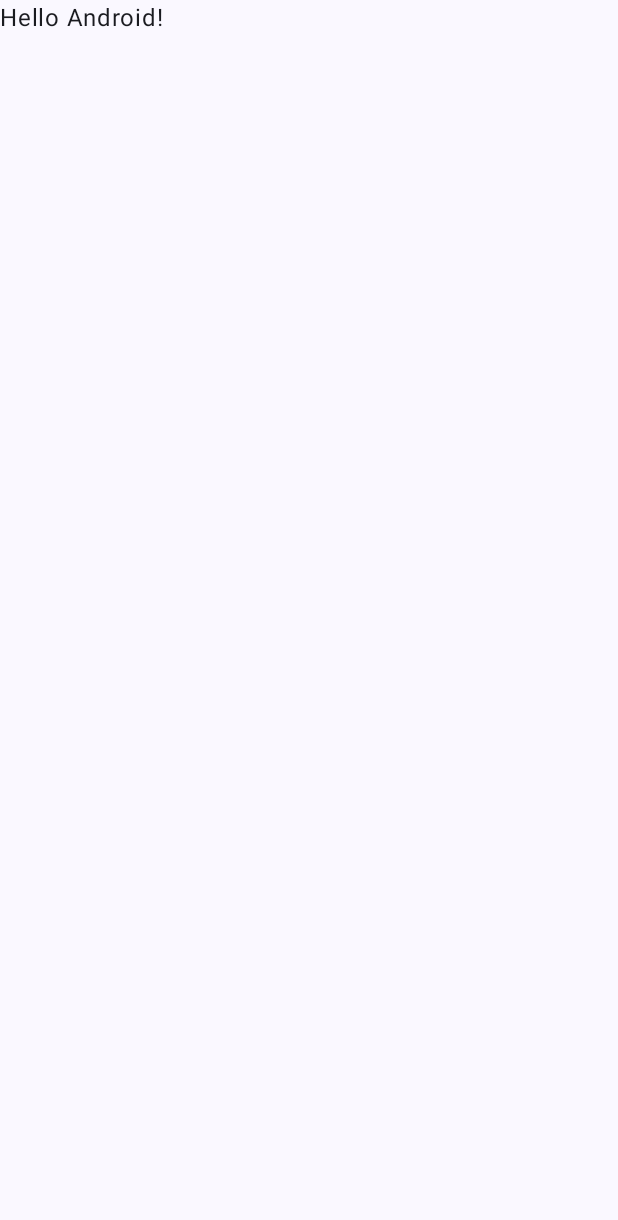
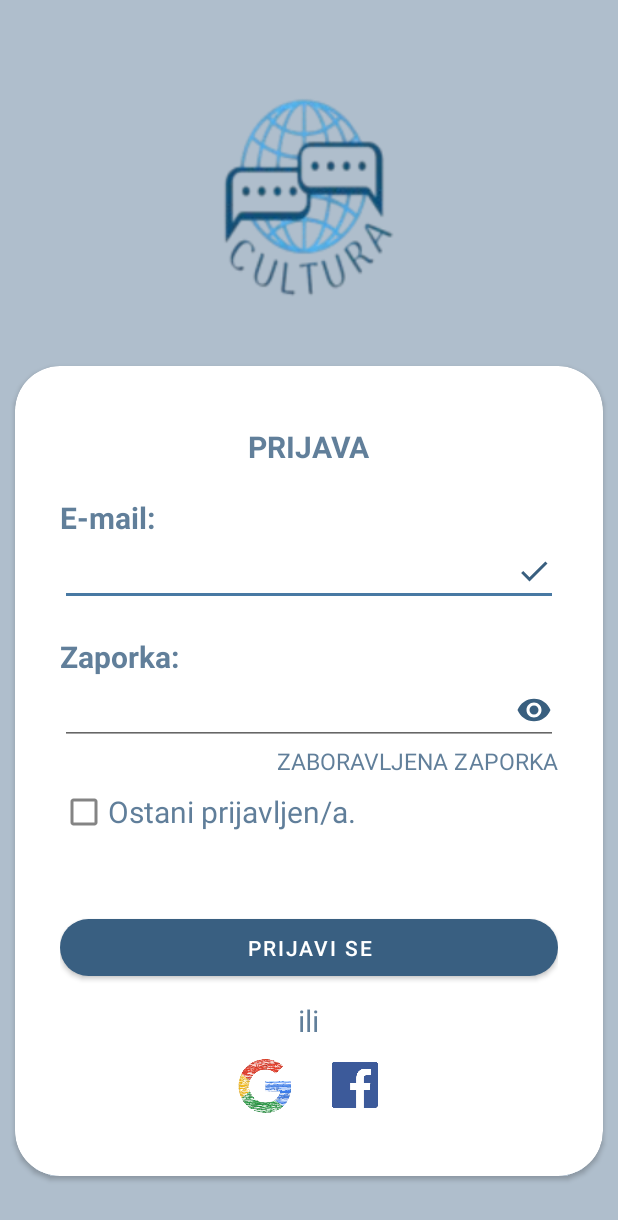
Before and after one commit to Pana34/UPI, an Android app built with Jetpack Compose: the screen it shows after launch (MainActivity), on a phone screen of 412 x 824 dp. Before the commit the part shown is almost empty. Shown: the top 1220 px of the screen. Run offline under Robolectric (Android 15) with nearby library versions, the phone set to English and light mode, and no system bars.

Commit message:
Login- prva verzija

```diff
--- a/app/build.gradle.kts
+++ b/app/build.gradle.kts
@@ -49,6 +49,7 @@ dependencies {
     implementation(libs.androidx.ui.graphics)
     implementation(libs.androidx.ui.tooling.preview)
     implementation(libs.androidx.material3)
+    implementation(libs.androidx.constraintlayout)
     testImplementation(libs.junit)
     androidTestImplementation(libs.androidx.junit)
     androidTestImplementation(libs.androidx.espresso.core)
@@ -56,4 +57,5 @@ dependencies {
     androidTestImplementation(libs.androidx.ui.test.junit4)
     debugImplementation(libs.androidx.ui.tooling)
     debugImplementation(libs.androidx.ui.test.manifest)
+    implementation("com.google.android.material:material:1.11.0")
 }
--- a/app/src/main/java/com/example/cultura/MainActivity.kt
+++ b/app/src/main/java/com/example/cultura/MainActivity.kt
@@ -12,36 +12,23 @@ import androidx.compose.runtime.Composable
 import androidx.compose.ui.Modifier
 import androidx.compose.ui.tooling.preview.Preview
 import com.example.cultura.ui.theme.CulturaTheme
+import androidx.core.content.ContextCompat
+import androidx.core.view.WindowInsetsControllerCompat
 
 class MainActivity : ComponentActivity() {
     override fun onCreate(savedInstanceState: Bundle?) {
         super.onCreate(savedInstanceState)
+        setContentView(R.layout.activity_main)
         enableEdgeToEdge()
-        setContent {
-            CulturaTheme {
-                Scaffold(modifier = Modifier.fillMaxSize()) { innerPadding ->
-                    Greeting(
-                        name = "Android",
-                        modifier = Modifier.padding(innerPadding)
-                    )
-                }
-            }
-        }
     }
 }
 
-@Composable
-fun Greeting(name: String, modifier: Modifier = Modifier) {
-    Text(
-        text = "Hello $name!",
-        modifier = modifier
-    )
-}
+
 
 @Preview(showBackground = true)
 @Composable
 fun GreetingPreview() {
     CulturaTheme {
-        Greeting("Android")
+
     }
 }
--- /dev/null
+++ b/app/src/main/res/drawable/lozinkaikona.xml
@@ -0,0 +1,5 @@
+<vector xmlns:android="http://schemas.android.com/apk/res/android" android:height="24dp" android:tint="#395F7F" android:viewportHeight="24" android:viewportWidth="24" android:width="24dp">
+
+    <path android:fillColor="@android:color/white" android:pathData="M12,4.5C7,4.5 2.73,7.61 1,12c1.73,4.39 6,7.5 11,7.5s9.27,-3.11 11,-7.5c-1.73,-4.39 -6,-7.5 -11,-7.5zM12,17c-2.76,0 -5,-2.24 -5,-5s2.24,-5 5,-5 5,2.24 5,5 -2.24,5 -5,5zM12,9c-1.66,0 -3,1.34 -3,3s1.34,3 3,3 3,-1.34 3,-3 -1.34,-3 -3,-3z"/>
+
+</vector>
--- /dev/null
+++ b/app/src/main/res/drawable/mailikona.xml
@@ -0,0 +1,5 @@
+<vector xmlns:android="http://schemas.android.com/apk/res/android" android:height="24dp" android:tint="#395F7F" android:viewportHeight="24" android:viewportWidth="24" android:width="24dp">
+
+    <path android:fillColor="@android:color/white" android:pathData="M9,16.17L4.83,12l-1.42,1.41L9,19 21,7l-1.41,-1.41z"/>
+
+</vector>
--- /dev/null
+++ b/app/src/main/res/drawable/prijavaikona.xml
@@ -0,0 +1,5 @@
+<vector xmlns:android="http://schemas.android.com/apk/res/android" android:autoMirrored="true" android:height="24dp" android:tint="#FDFDFD" android:viewportHeight="24" android:viewportWidth="24" android:width="24dp">
+
+    <path android:fillColor="@android:color/white" android:pathData="M8.59,16.59L13.17,12 8.59,7.41 10,6l6,6 -6,6 -1.41,-1.41z"/>
+
+</vector>
--- /dev/null
+++ b/app/src/main/res/layout/activity_main.xml
@@ -0,0 +1,173 @@
+<?xml version="1.0" encoding="utf-8"?>
+
+<RelativeLayout xmlns:android="http://schemas.android.com/apk/res/android"
+    android:layout_width="match_parent"
+    android:layout_height="match_parent"
+    xmlns:app="http://schemas.android.com/apk/res-auto"
+    android:orientation="horizontal">
+
+    <RelativeLayout
+        android:layout_width="match_parent"
+        android:layout_height="match_parent"
+        android:alpha="0.4"
+        android:background="@color/primarna_boja" />
+
+    <ImageView
+        android:layout_width="250dp"
+        android:layout_height="250dp"
+        android:src="@drawable/logo"
+        android:layout_alignParentTop="true"
+        android:layout_centerHorizontal="true"
+        android:layout_marginTop="7dp" />
+
+    <TextView
+        android:layout_width="wrap_content"
+        android:layout_height="wrap_content"
+        android:text="Dobrodošli!"
+        android:textColor="@color/primarna_boja"
+        android:textSize="35sp"
+        android:textStyle="bold"
+        android:layout_marginTop="240dp"
+        android:layout_centerHorizontal="true" />
+
+    <androidx.cardview.widget.CardView
+        android:layout_width="match_parent"
+        android:layout_height="wrap_content"
+        android:layout_alignParentBottom= "true"
+        app:cardCornerRadius="30dp"
+        android:layout_marginBottom="40dp"
+        android:layout_marginLeft="10dp"
+        android:layout_marginRight="10dp">
+
+        <LinearLayout
+            android:layout_width="match_parent"
+            android:layout_height="wrap_content"
+            android:orientation="vertical"
+            android:padding="30dp">
+
+            <View
+                android:layout_width="wrap_content"
+                android:layout_height="10dp"/>
+
+            <TextView
+                android:layout_width="wrap_content"
+                android:layout_height="wrap_content"
+                android:text="PRIJAVA"
+                android:alpha="0.8"
+                android:textColor="@color/primarna_boja"
+                android:textSize="20sp"
+                android:textStyle="bold"
+                android:layout_gravity="center"/>
+
+            <View
+                android:layout_width="wrap_content"
+                android:layout_height="20dp"/>
+
+            <TextView
+                android:layout_width="wrap_content"
+                android:layout_height="wrap_content"
+                android:text="E-mail:"
+                android:alpha="0.8"
+                android:textColor="@color/primarna_boja"
+                android:textSize="20sp"
+                android:textStyle="bold"/>
+
+            <EditText
+                android:layout_width="match_parent"
+                android:layout_height="wrap_content"
+                android:inputType="textEmailAddress"
+                android:drawableEnd="@drawable/mailikona"/>
+
+            <View
+                android:layout_width="wrap_content"
+                android:layout_height="20dp"/>
+
+            <TextView
+                android:layout_width="wrap_content"
+                android:layout_height="wrap_content"
+                android:text="Zaporka:"
+                android:alpha="0.8"
+                android:textColor="@color/primarna_boja"
+                android:textSize="20sp"
+                android:textStyle="bold"/>
+
+            <EditText
+                android:layout_width="match_parent"
+                android:layout_height="wrap_content"
+                android:inputType="textPassword"
+                android:drawableEnd="@drawable/lozinkaikona"/>
+
+            <RelativeLayout
+                android:layout_width="match_parent"
+                android:layout_height="wrap_content">
+
+                <CheckBox
+                    android:layout_width="wrap_content"
+                    android:layout_height="wrap_content"
+                    android:text="Ostani prijavljen/a."
+                    android:textSize="20sp"
+                    android:textColor="@color/primarna_boja"
+                    android:layout_centerVertical="true"
+                    android:alpha="0.8" />
+
+                <View
+                    android:layout_width="wrap_content"
+                    android:layout_height="90dp"/>
+
+                <TextView
+                    android:layout_width="wrap_content"
+                    android:layout_height="wrap_content"
+                    android:text="ZABORAVLJENA ZAPORKA"
+                    android:layout_alignParentEnd="true"
+                    android:textSize="15sp"
+                    android:textColor="@color/primarna_boja"
+                    android:alpha="0.8" />
+            </RelativeLayout>
+
+            <View
+                android:layout_width="wrap_content"
+                android:layout_height="20dp"/>
+
+            <com.google.android.material.button.MaterialButton
+                android:layout_width="match_parent"
+                android:layout_height="50dp"
+                android:text="PRIJAVI SE"
+                app:cornerRadius="30dp" />
+
+            <View
+                android:layout_width="wrap_content"
+                android:layout_height="10dp"/>
+
+            <TextView
+                android:layout_width="wrap_content"
+                android:layout_height="wrap_content"
+                android:text="ili"
+                android:alpha="0.8"
+                android:textColor="@color/primarna_boja"
+                android:textSize="20sp"
+                android:layout_gravity="center"/>
+
+            <LinearLayout
+                android:layout_width="match_parent"
+                android:layout_height="wrap_content"
+                android:orientation="horizontal"
+                android:gravity="center">
+
+                <ImageView
+                    android:layout_width="40dp"
+                    android:layout_height="40dp"
+                    android:layout_margin="10dp"
+                    android:background="@drawable/googleikona"/>
+
+                <ImageView
+                    android:layout_width="40dp"
+                    android:layout_height="40dp"
+                    android:layout_margin="10dp"
+                    android:background="@drawable/fblogo"/>
+
+            </LinearLayout>
+
+        </LinearLayout>
+    </androidx.cardview.widget.CardView>
+
+</RelativeLayout>
--- a/app/src/main/res/values/colors.xml
+++ b/app/src/main/res/values/colors.xml
@@ -7,4 +7,7 @@
     <color name="teal_700">#FF018786</color>
     <color name="black">#FF000000</color>
     <color name="white">#FFFFFFFF</color>
+
+    <color name="primarna_boja">#395F81</color>
+    <color name="sekundarna_boja">#4879A3</color>
 </resources>
--- a/app/src/main/res/values/themes.xml
+++ b/app/src/main/res/values/themes.xml
@@ -1,5 +1,18 @@
 <?xml version="1.0" encoding="utf-8"?>
 <resources>
 
-    <style name="Theme.Cultura" parent="android:Theme.Material.Light.NoActionBar" />
+    <style name="Theme.Cultura" parent="Theme.MaterialComponents.DayNight.NoActionBar">
+
+        <item name="colorPrimary">@color/primarna_boja</item>
+        <item name="colorPrimaryVariant">@color/primarna_boja</item>
+        <item name="colorOnPrimary">@color/white</item>
+
+        <item name="colorSecondary">@color/sekundarna_boja</item>
+        <item name="colorSecondaryVariant">@color/sekundarna_boja</item>
+        <item name="colorOnSecondary">@color/white</item>
+
+        <item name="android:statusBarColor" >@color/primarna_boja</item>
+
+    </style>
+
 </resources>
--- a/gradle/libs.versions.toml
+++ b/gradle/libs.versions.toml
@@ -8,6 +8,7 @@ espressoCore = "3.5.1"
 lifecycleRuntimeKtx = "2.6.1"
 activityCompose = "1.8.0"
 composeBom = "2024.09.00"
+constraintlayout = "2.2.1"
 
 [libraries]
 androidx-core-ktx = { group = "androidx.core", name = "core-ktx", version.ref = "coreKtx" }
@@ -24,6 +25,7 @@ androidx-ui-tooling-preview = { group = "androidx.compose.ui", name = "ui-toolin
 androidx-ui-test-manifest = { group = "androidx.compose.ui", name = "ui-test-manifest" }
 androidx-ui-test-junit4 = { group = "androidx.compose.ui", name = "ui-test-junit4" }
 androidx-material3 = { group = "androidx.compose.material3", name = "material3" }
+androidx-constraintlayout = { group = "androidx.constraintlayout", name = "constraintlayout", version.ref = "constraintlayout" }
 
 [plugins]
 android-application = { id = "com.android.application", version.ref = "agp" }
```
Also changed, not shown: app/src/main/res/drawable/fblogo.png (added), app/src/main/res/drawable/googleikona.png (added), app/src/main/res/drawable/logo.png (added).
